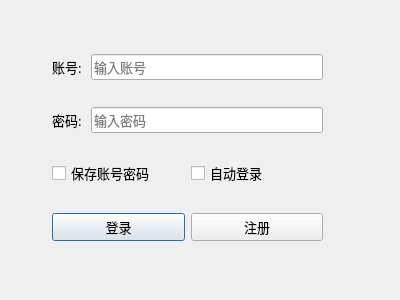
Above: login.ui from hdu-zky/QChat before the change. Below: the same form after it.
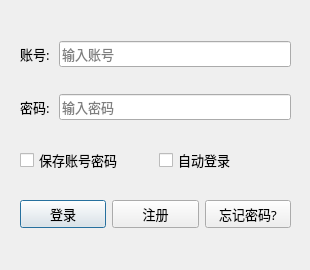
That is the form after the change. Icons and pictures are not drawn.

```diff
--- a/login.ui
+++ b/login.ui
@@ -9,8 +9,8 @@
    <rect>
     <x>0</x>
     <y>0</y>
-    <width>400</width>
-    <height>300</height>
+    <width>310</width>
+    <height>270</height>
    </rect>
   </property>
   <property name="minimumSize">
@@ -54,8 +54,8 @@
   <widget class="QWidget" name="layoutWidget">
    <property name="geometry">
     <rect>
-     <x>52</x>
-     <y>33</y>
+     <x>20</x>
+     <y>20</y>
      <width>271</width>
      <height>231</height>
     </rect>
@@ -207,6 +207,19 @@
         </property>
        </widget>
       </item>
+      <item>
+       <widget class="QPushButton" name="resetPwd">
+        <property name="font">
+         <font>
+          <family>微软雅黑</family>
+          <pointsize>10</pointsize>
+         </font>
+        </property>
+        <property name="text">
+         <string>忘记密码?</string>
+        </property>
+       </widget>
+      </item>
      </layout>
     </item>
    </layout>
```
